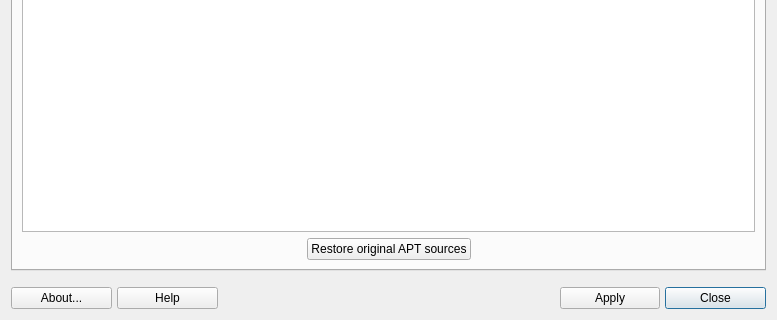
This is mainwindow.ui in AdrianTM/mx-repo-manager as Qt 5 draws it before an edit; both pictures show x 0 to 777 and y 530 to 850 of the 777 by 850 pixel window. The edited form follows.
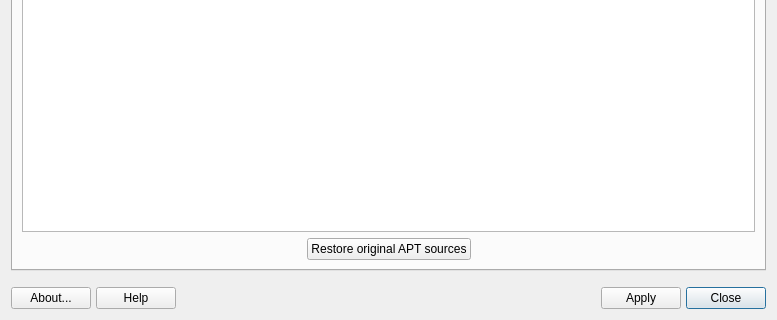
This is the edited form. Icons and pictures are not drawn.

```diff
--- a/mainwindow.ui
+++ b/mainwindow.ui
@@ -329,7 +329,7 @@
      <item row="0" column="1">
       <widget class="QPushButton" name="buttonHelp">
        <property name="sizePolicy">
-        <sizepolicy hsizetype="Minimum" vsizetype="Preferred">
+        <sizepolicy hsizetype="Preferred" vsizetype="Preferred">
          <horstretch>0</horstretch>
          <verstretch>0</verstretch>
         </sizepolicy>
@@ -355,7 +355,7 @@
         <enum>Qt::Horizontal</enum>
        </property>
        <property name="sizeType">
-        <enum>QSizePolicy::Minimum</enum>
+        <enum>QSizePolicy::Expanding</enum>
        </property>
        <property name="sizeHint" stdset="0">
         <size>
@@ -371,7 +371,7 @@
         <enum>Qt::Horizontal</enum>
        </property>
        <property name="sizeType">
-        <enum>QSizePolicy::Minimum</enum>
+        <enum>QSizePolicy::Expanding</enum>
        </property>
        <property name="sizeHint" stdset="0">
         <size>
@@ -384,7 +384,7 @@
      <item row="0" column="0">
       <widget class="QPushButton" name="buttonAbout">
        <property name="sizePolicy">
-        <sizepolicy hsizetype="Minimum" vsizetype="Preferred">
+        <sizepolicy hsizetype="Preferred" vsizetype="Preferred">
          <horstretch>0</horstretch>
          <verstretch>0</verstretch>
         </sizepolicy>
@@ -410,7 +410,7 @@
      <item row="0" column="7">
       <widget class="QPushButton" name="buttonCancel">
        <property name="sizePolicy">
-        <sizepolicy hsizetype="Minimum" vsizetype="Preferred">
+        <sizepolicy hsizetype="Preferred" vsizetype="Preferred">
          <horstretch>0</horstretch>
          <verstretch>0</verstretch>
         </sizepolicy>
@@ -439,7 +439,7 @@
      <item row="0" column="6">
       <widget class="QPushButton" name="buttonOk">
        <property name="sizePolicy">
-        <sizepolicy hsizetype="Minimum" vsizetype="Preferred">
+        <sizepolicy hsizetype="Preferred" vsizetype="Preferred">
          <horstretch>0</horstretch>
          <verstretch>0</verstretch>
         </sizepolicy>
```
